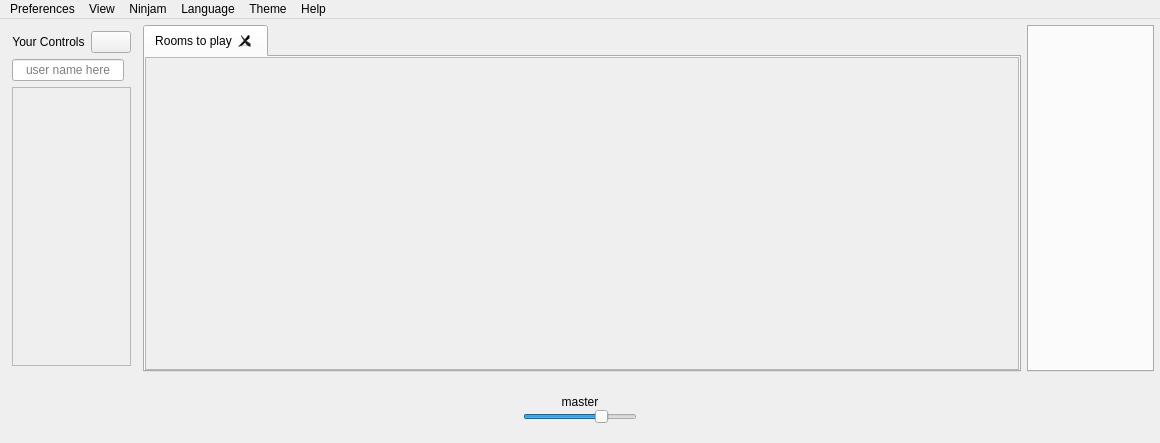
First picture: the form in src/Common/gui/MainWindow.ui, repository elieserdejesus/JamTaba, before the edit.
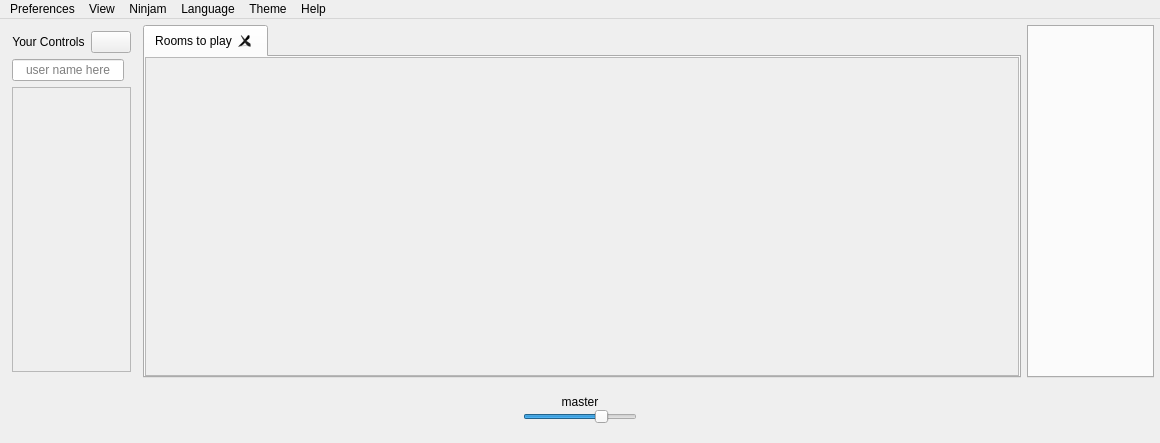
Second picture: the form after the edit. Icons and pictures are not drawn. Custom widgets are drawn as their Qt base class.

Patch:
```diff
--- a/src/Common/gui/MainWindow.ui
+++ b/src/Common/gui/MainWindow.ui
@@ -209,7 +209,7 @@
         <number>0</number>
        </property>
        <property name="topMargin">
-        <number>6</number>
+        <number>0</number>
        </property>
        <property name="rightMargin">
         <number>0</number>
@@ -388,7 +388,7 @@
              <x>0</x>
              <y>0</y>
              <width>843</width>
-             <height>308</height>
+             <height>314</height>
             </rect>
            </property>
           </widget>
```
Left out of the diff: 6 changed lines with no effect on the pictures.
